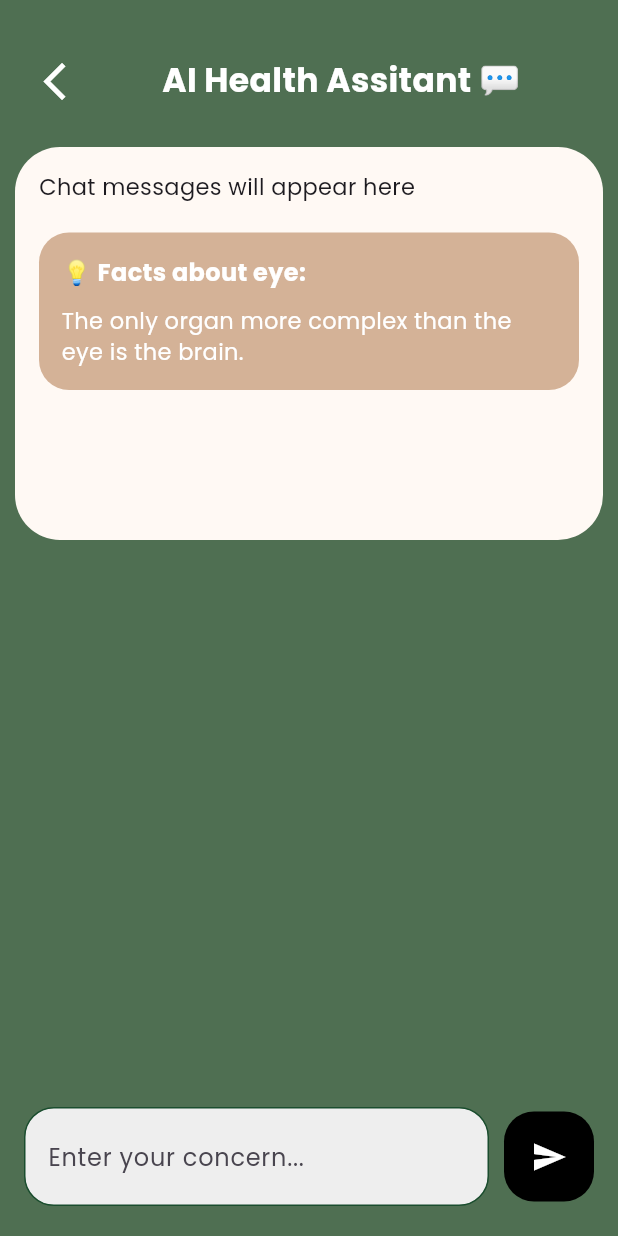
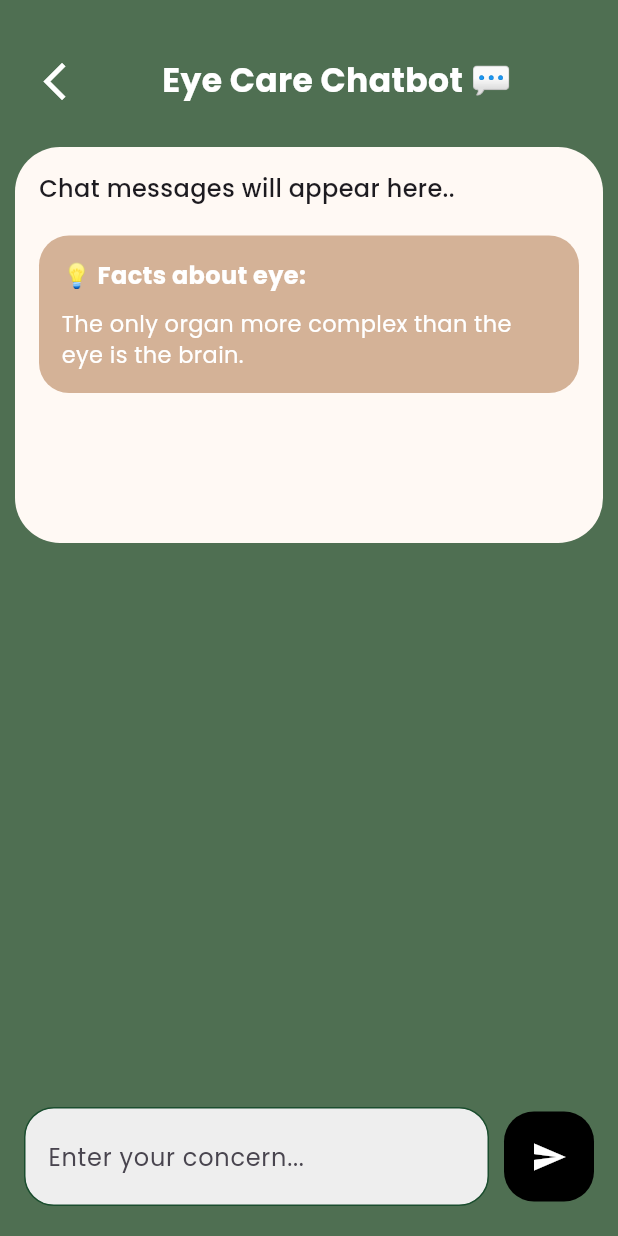
Before and after one commit to Codewire-github/Project-naani, a Flutter app: the ChatScreen screen opened directly, on a phone screen of 412 x 824 dp. Run offline on Flutter 3.47's test engine with Material 3 defaults, Android fonts, the light colour scheme and no system bars; our stand-ins replace camera, dio, flutter_html, flutter_secure_storage, get, google_fonts and 1 more; accounts and stored records are empty.

Commit message:
Removed unnecessary files

```diff
--- a/lib/screens/Signup/screens/name_screen.dart
+++ b/lib/screens/Signup/screens/name_screen.dart
@@ -5,6 +5,7 @@ import 'package:naani/common/local_storage/local_storage.dart';
 import 'package:naani/common/widgets/back_button.dart';
 import 'package:naani/common/widgets/customButtons.dart';
 import 'package:naani/screens/Signup/screens/height_weight_screen.dart';
+import 'package:naani/screens/Signup/screens/location_screen.dart';
 
 // import 'package:naani/local_storage/const.dart';
 
@@ -96,7 +97,7 @@ class _NameScreenState extends State<NameScreen> {
                     await storage.write(
                         key: nameLS, value: _textController.text);
 
-                    Get.to(() => HeightWeightScreen());
+                    Get.to(() => LocationSelectionScreen());
                   } else {
                     () {};
                   }
--- a/lib/screens/exercises/exercises_screen.dart
+++ b/lib/screens/exercises/exercises_screen.dart
@@ -40,7 +40,10 @@ class ExercisesScreen extends StatelessWidget {
                   SizedBox(width: 30),
                   Text(
                     "Vision Workouts",
-                    style: TextStyle(color: Colors.white, fontSize: 28),
+                    style: TextStyle(
+                        color: Colors.white,
+                        fontSize: 25,
+                        fontWeight: FontWeight.w700),
                   ),
                 ],
               ),
--- a/lib/screens/home_screen/screens/chat_screen.dart
+++ b/lib/screens/home_screen/screens/chat_screen.dart
@@ -17,10 +17,11 @@ class ChatScreen extends StatefulWidget {
 class _ChatScreenState extends State<ChatScreen> {
   TextEditingController _controller = TextEditingController();
   String _response = '';
+  String lastMessage = '';
   bool _isLoading = false;
 
   Future<void> _getResponse(String prompt) async {
-    Dio dio = Dio(BaseOptions(baseUrl: "http://192.168.110.155:8000"));
+    Dio dio = Dio(BaseOptions(baseUrl: "http://localhost:8000"));
     dio.options.headers['Content-Type'] = 'application/json';
     setState(() {
       _isLoading = true;
@@ -84,7 +85,7 @@ class _ChatScreenState extends State<ChatScreen> {
                             )),
                       ),
                       Text(
-                        "AI Health Assitant 💬",
+                        "Eye Care Chatbot 💬",
                         style: TextStyle(
                             fontSize: 22,
                             color: Colors.white,
@@ -106,14 +107,52 @@ class _ChatScreenState extends State<ChatScreen> {
                             padding:
                                 const EdgeInsets.fromLTRB(16.0, 16, 16, 100),
                             child: _response.isNotEmpty
-                                ? Html(data: _response)
+                                ? Column(
+                                    children: [
+                                      Container(
+                                        width:
+                                            MediaQuery.sizeOf(context).width *
+                                                0.85,
+                                        padding: EdgeInsets.symmetric(
+                                            horizontal: 20, vertical: 20),
+                                        decoration: BoxDecoration(
+                                            color: Colors.black,
+                                            borderRadius:
+                                                BorderRadius.circular(25)),
+                                        child: Column(
+                                          crossAxisAlignment:
+                                              CrossAxisAlignment.start,
+                                          children: [
+                                            Text(
+                                              "Question:",
+                                              style: TextStyle(
+                                                  fontSize: 18,
+                                                  color: Colors.white,
+                                                  fontWeight: FontWeight.w700),
+                                            ),
+                                            Text(
+                                              lastMessage,
+                                              style: TextStyle(
+                                                  fontSize: 16,
+                                                  color: Colors.white,
+                                                  fontWeight: FontWeight.w500),
+                                            ),
+                                          ],
+                                        ),
+                                      ),
+                                      const SizedBox(height: 15),
+                                      Html(data: _response),
+                                    ],
+                                  )
                                 : Column(
                                     crossAxisAlignment:
                                         CrossAxisAlignment.start,
                                     children: [
                                       Text(
-                                        'Chat messages will appear here',
-                                        style: TextStyle(fontSize: 15.0),
+                                        'Chat messages will appear here..',
+                                        style: TextStyle(
+                                            fontSize: 16.0,
+                                            fontWeight: FontWeight.w500),
                                       ),
                                       const SizedBox(height: 20),
                                       Container(
@@ -192,6 +231,10 @@ class _ChatScreenState extends State<ChatScreen> {
                           ? null
                           : () {
                               String message = _controller.text.trim();
+                              setState(() {
+                                lastMessage = _controller.text.trim();
+                                _response = '';
+                              });
                               if (message.isNotEmpty) {
                                 _getResponse(message);
                                 _controller.clear();
--- a/lib/screens/home_screen/screens/homescreen.dart
+++ b/lib/screens/home_screen/screens/homescreen.dart
@@ -176,7 +176,7 @@ class _HomeScreenState extends State<HomeScreen> {
                     crossAxisAlignment: CrossAxisAlignment.start,
                     children: [
                       Text(
-                        "AI Health Assistant",
+                        "Eye care Chatbot",
                         style: TextStyle(
                             fontSize: 19,
                             fontWeight: FontWeight.w800,
@@ -186,7 +186,7 @@ class _HomeScreenState extends State<HomeScreen> {
                         height: 10,
                       ),
                       Text(
-                        "Interact with your AI health assistant for personalized health advice.",
+                        "Interact with your Eye care Chatbot for personalized health advice.",
                         style: TextStyle(color: Colors.black),
                       ),
                       const SizedBox(
```
Also changed, not shown: lib/API/user_requests.dart (deleted, +0 -145 lines), lib/screens/info_screen/hospital_location_screen.dart (+5 -2 lines), lib/screens/info_screen/info_screen.dart (+7 -6 lines), 43 other files.
